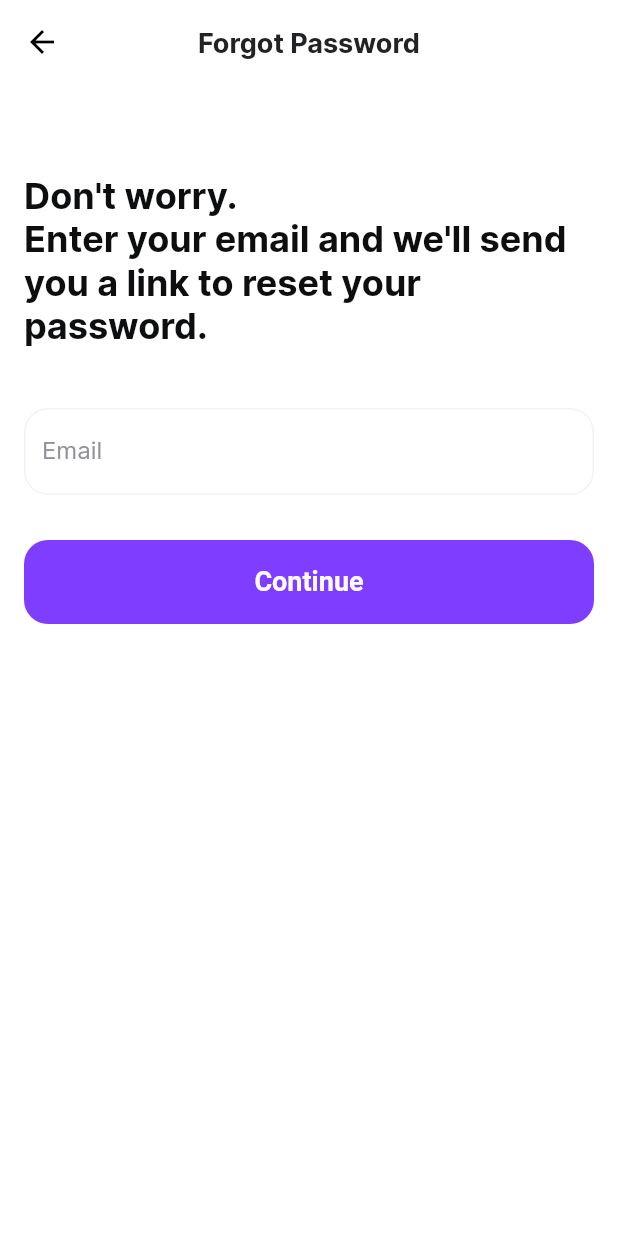
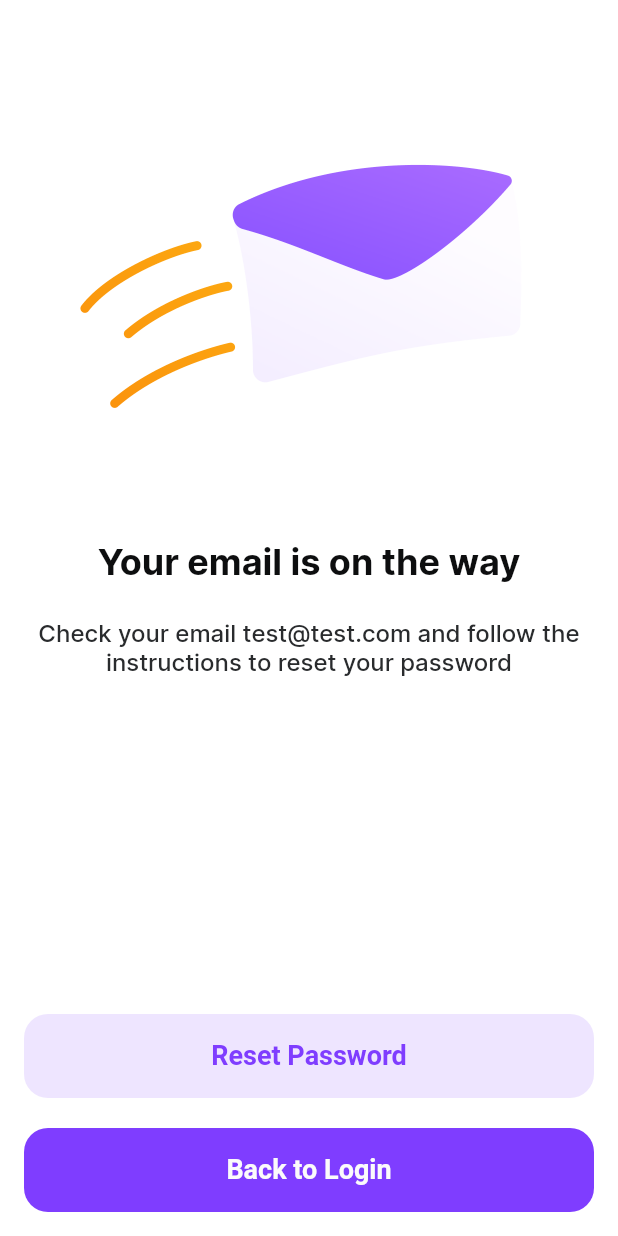
Before and after one commit to Manuelkpatsu/montra, a Flutter app: the ForgotPasswordScreen screen opened by its route, after a tap on "Continue", on a phone screen of 412 x 824 dp. Run offline on Flutter 3.47's test engine with Material 2 defaults, Android fonts, the phone set to English and light mode, and no system bars; our stand-ins replace pin_code_fields, smooth_page_indicator.

Commit message:
Implement password email sent screen

```diff
--- a/lib/router.dart
+++ b/lib/router.dart
@@ -4,6 +4,7 @@ import 'package:montra/screen/splash/splash_screen.dart';
 import 'screen/auth/forgot_password/forgot_password_screen.dart';
 import 'screen/auth/login/login_screen.dart';
 import 'screen/auth/onboarding/onboarding_screen.dart';
+import 'screen/auth/password_email_sent/password_email_sent_screen.dart';
 import 'screen/auth/sign_up/sign_up_screen.dart';
 import 'screen/auth/verification/verification_screen.dart';
 
@@ -22,6 +23,10 @@ class AppRouter {
         return MaterialPageRoute(builder: (_) => const LoginScreen());
       case ForgotPasswordScreen.routeName:
         return MaterialPageRoute(builder: (_) => const ForgotPasswordScreen());
+      case PasswordEmailSentScreen.routeName:
+        return MaterialPageRoute(
+          builder: (_) => const PasswordEmailSentScreen(),
+        );
       default:
         return MaterialPageRoute(
           builder: (_) => Scaffold(
--- a/lib/screen/auth/forgot_password/forgot_password_screen.dart
+++ b/lib/screen/auth/forgot_password/forgot_password_screen.dart
@@ -1,4 +1,5 @@
 import 'package:flutter/material.dart';
+import 'package:montra/screen/auth/password_email_sent/password_email_sent_screen.dart';
 import 'package:montra/screen/widget/continue_button.dart';
 import 'package:montra/screen/widget/text_input_field.dart';
 
@@ -44,7 +45,11 @@ class _ForgotPasswordScreenState extends State<ForgotPasswordScreen> {
               inputType: TextInputType.emailAddress,
             ),
             const SizedBox(height: 30),
-            ContinueButton(onPressed: () {}),
+            ContinueButton(
+              onPressed: () => Navigator.of(context).pushNamed(
+                PasswordEmailSentScreen.routeName,
+              ),
+            ),
             const SizedBox(height: 10),
           ],
         ),
--- /dev/null
+++ b/lib/screen/auth/password_email_sent/password_email_sent_screen.dart
@@ -0,0 +1,41 @@
+import 'package:flutter/material.dart';
+
+import 'widget/back_to_login_button.dart';
+import 'widget/email_on_the_way_text.dart';
+import 'widget/email_sent_thumbnail.dart';
+import 'widget/password_reset_info_text.dart';
+import 'widget/reset_password_button.dart';
+
+class PasswordEmailSentScreen extends StatelessWidget {
+  static const routeName = '/password_email_sent';
+
+  const PasswordEmailSentScreen({Key? key}) : super(key: key);
+
+  @override
+  Widget build(BuildContext context) {
+    return Scaffold(
+      body: SafeArea(
+        child: Padding(
+          padding: const EdgeInsets.symmetric(horizontal: 16),
+          child: Column(
+            crossAxisAlignment: CrossAxisAlignment.center,
+            mainAxisSize: MainAxisSize.max,
+            children: [
+              const SizedBox(height: 30),
+              const EmailSentThumbnail(),
+              const SizedBox(height: 18),
+              const EmailOnTheWayText(),
+              const SizedBox(height: 24),
+              const PasswordResetInfoText(email: 'test@test.com'),
+              const Spacer(),
+              ResetPasswordButton(onPressed: () {}),
+              const SizedBox(height: 20),
+              BackToLoginButton(onPressed: () {}),
+              const SizedBox(height: 16),
+            ],
+          ),
+        ),
+      ),
+    );
+  }
+}
--- /dev/null
+++ b/lib/screen/auth/password_email_sent/widget/back_to_login_button.dart
@@ -0,0 +1,11 @@
+import 'package:flutter/material.dart';
+import 'package:montra/screen/widget/custom_button.dart';
+
+class BackToLoginButton extends CustomButton {
+  const BackToLoginButton({Key? key, required VoidCallback? onPressed})
+      : super(
+          key: key,
+          widget: const Text('Back to Login'),
+          onPressed: onPressed,
+        );
+}
--- /dev/null
+++ b/lib/screen/auth/password_email_sent/widget/email_on_the_way_text.dart
@@ -0,0 +1,16 @@
+import 'package:flutter/material.dart';
+import 'package:montra/theme/custom_color.dart';
+import 'package:montra/theme/styles.dart';
+
+class EmailOnTheWayText extends StatelessWidget {
+  const EmailOnTheWayText({Key? key}) : super(key: key);
+
+  @override
+  Widget build(BuildContext context) {
+    return Text(
+      'Your email is on the way',
+      textAlign: TextAlign.center,
+      style: title2TextStyle.copyWith(color: CustomColor.dark100Color),
+    );
+  }
+}
--- /dev/null
+++ b/lib/screen/auth/password_email_sent/widget/email_sent_thumbnail.dart
@@ -0,0 +1,15 @@
+import 'package:flutter/material.dart';
+
+class EmailSentThumbnail extends StatelessWidget {
+  const EmailSentThumbnail({Key? key}) : super(key: key);
+
+  @override
+  Widget build(BuildContext context) {
+    return Image.asset(
+      'assets/images/email.png',
+      height: 312,
+      width: 312,
+      fit: BoxFit.cover,
+    );
+  }
+}
--- /dev/null
+++ b/lib/screen/auth/password_email_sent/widget/password_reset_info_text.dart
@@ -0,0 +1,19 @@
+import 'package:flutter/material.dart';
+import 'package:montra/theme/custom_color.dart';
+import 'package:montra/theme/styles.dart';
+
+class PasswordResetInfoText extends StatelessWidget {
+  final String email;
+
+  const PasswordResetInfoText({Key? key, required this.email})
+      : super(key: key);
+
+  @override
+  Widget build(BuildContext context) {
+    return Text(
+      'Check your email $email and follow the instructions to reset your password',
+      textAlign: TextAlign.center,
+      style: regular1TextStyle.copyWith(color: CustomColor.deepBlackColor),
+    );
+  }
+}
--- /dev/null
+++ b/lib/screen/auth/password_email_sent/widget/reset_password_button.dart
@@ -0,0 +1,14 @@
+import 'package:flutter/material.dart';
+import 'package:montra/screen/widget/custom_button.dart';
+import 'package:montra/theme/custom_color.dart';
+
+class ResetPasswordButton extends CustomButton {
+  const ResetPasswordButton({Key? key, required VoidCallback? onPressed})
+      : super(
+          key: key,
+          widget: const Text('Reset Password'),
+          onPressed: onPressed,
+          backgroundColor: CustomColor.violet20Color,
+          textColor: CustomColor.violet100Color,
+        );
+}
```
